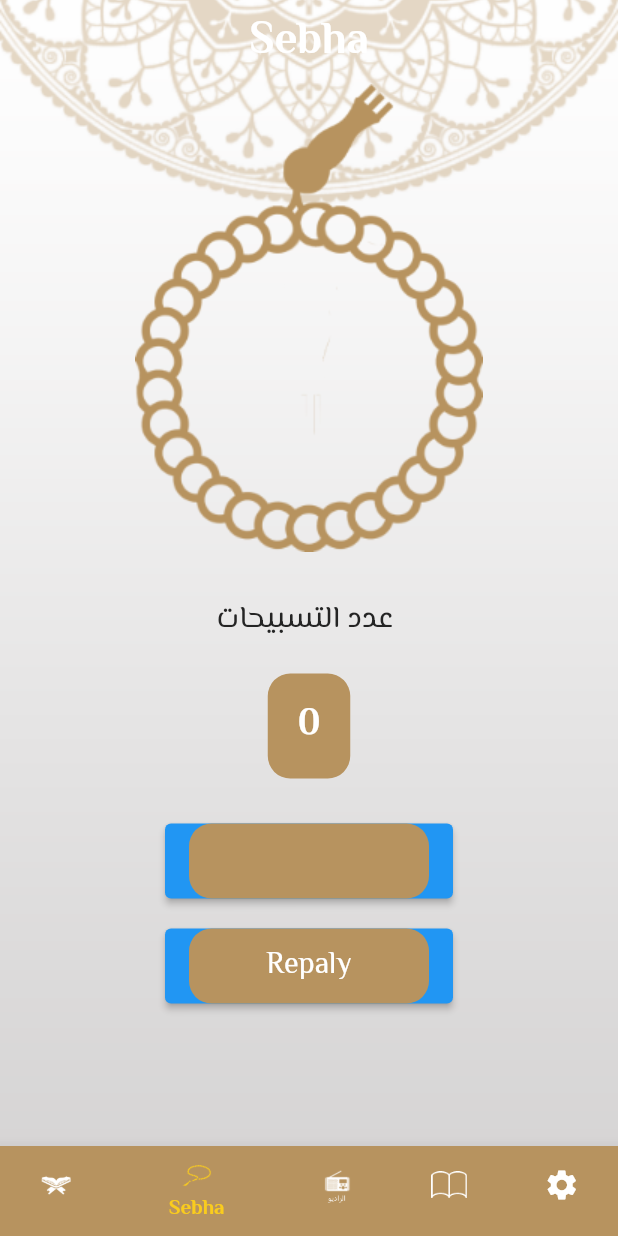
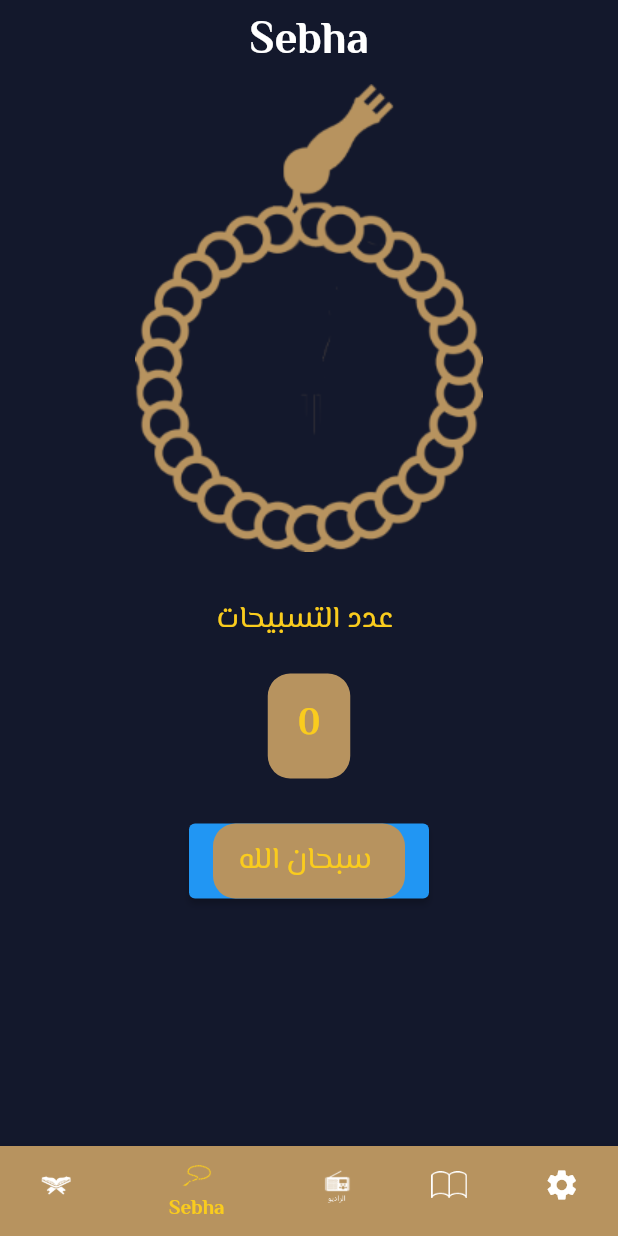
Before and after one commit to osamaromeh10/islamiapp, a Flutter app: the screen it shows after launch, item 2 of the bottom bar chosen, on a phone screen of 412 x 824 dp. Run offline on Flutter 3.47's test engine with Material 2 defaults, Android fonts, the phone set to English and light mode, and no system bars; our stand-ins replace google_fonts, shared_preferences.

Commit message:
add dark theme and enable this Finish Dark Mode Install Dark mode and made a switch between Themes on my app complete 90% of Themeing My Application

```diff
--- a/lib/home.dart
+++ b/lib/home.dart
@@ -30,6 +30,7 @@ class _HomeScreenState extends State<HomeScreen> {
     return Stack(children: [
       Image.asset(
         "assets/images/background.png",
+
         width: double.infinity,
         height: double.infinity,
         fit: BoxFit.cover,
--- a/lib/my_Theme_Data.dart
+++ b/lib/my_Theme_Data.dart
@@ -1,6 +1,5 @@
 import 'package:flutter/material.dart';
 import 'package:google_fonts/google_fonts.dart';
-import 'package:shared_preferences/shared_preferences.dart';
 
 class MyThemeData {
   static Color PrimaryColor=Color(0xffB7935f);
@@ -50,7 +49,8 @@ class MyThemeData {
 
   );
   static ThemeData dark = ThemeData(
-      scaffoldBackgroundColor: Colors.transparent,
+      scaffoldBackgroundColor: MyThemeData.PrimaryColorDark,
+
       appBarTheme:  AppBarTheme(
         iconTheme: IconThemeData(color: PrimaryColorDark,),
         color: Colors.transparent,
@@ -64,7 +64,7 @@ class MyThemeData {
           fontWeight: FontWeight.w400,
         ),
         bodyMedium: GoogleFonts.elMessiri(
-          color:whiteColor,
+          color:MyThemeData.YellowColor,
           fontSize: 25,
           fontWeight: FontWeight.w700,
         ),
--- a/lib/tabs/Toggle between Themes.dart
+++ b/lib/tabs/Toggle between Themes.dart
@@ -3,12 +3,11 @@ import 'package:shared_preferences/shared_preferences.dart';
 
 class ThemeNotifier extends ChangeNotifier
 {
-
-
   final String Key="Theme";
   late SharedPreferences prefs;
   late bool _darkTheme;
-  ThemeNotifier() {
+  ThemeNotifier()
+  {
     _darkTheme=true;
   }
   toggleTheme() {
--- a/lib/tabs/ahadeth_details.dart
+++ b/lib/tabs/ahadeth_details.dart
@@ -9,12 +9,8 @@ class AhadethDetails extends StatelessWidget {
       decoration: BoxDecoration(
           image: DecorationImage(
             image: AssetImage("assets/images/background.png"),
-
-
-
             fit: BoxFit.cover,
           ),
-
       ),
     );
   }
--- a/lib/tabs/radio_tab.dart
+++ b/lib/tabs/radio_tab.dart
@@ -1,10 +1,8 @@
 import 'package:flutter/material.dart';
+import 'package:islami_app/my_Theme_Data.dart';
 
 class RadioTab extends StatelessWidget {
   const RadioTab({super.key});
-
-
-
   @override
   Widget build(BuildContext context) {
     return
@@ -19,7 +17,7 @@ class RadioTab extends StatelessWidget {
             SizedBox(height: 15.0),
             Text("إذاعه القراءن الكريم",style: Theme.of(context).textTheme.bodySmall,),
             SizedBox(height: 35.0),
-            Image.asset("assets/images/Group 5.png",height: 30,width: 160),
+            Image.asset("assets/images/Group 5.png",color: MyThemeData.YellowColor,height: 30,width: 160),
           ],
         ),
       ),
--- a/lib/tabs/sebha_tab.dart
+++ b/lib/tabs/sebha_tab.dart
@@ -8,71 +8,58 @@ class SebhaTab extends StatefulWidget {
 
 class _SebhaTabState extends State<SebhaTab> {
   int num=0;
-
-
 String tasabeh=" ";
-
   @override
   Widget build(BuildContext context) {
     return
       Center(
       child: Column(
         children:[
-          Image.asset("assets/images/head_sebha.png"),
+          Image.asset("assets/images/head_sebha.png",color: MyThemeData.PrimaryColor),
           SizedBox(height:30.0),
           Text("عدد التسبيحات ",
-              style: Theme.of(context).textTheme.bodySmall!.copyWith(color:MyThemeData.BlackColor)
+              style: Theme.of(context).textTheme.bodySmall!
           ),
           SizedBox(height: 20.0),
 
 
         Container
-          (height: 70,
+          (
+            height: 70,
             width: 55,
-
-            decoration: BoxDecoration(borderRadius: BorderRadius.circular(15.0),color: MyThemeData.PrimaryColor,),
+            decoration: BoxDecoration(borderRadius: BorderRadius.circular(15.0),
+              color: MyThemeData.PrimaryColor,
+            ),
             child: Center(child: Text("$num",)
 
         )
         ),
         SizedBox(height: 30.0),
-        ElevatedButton(
+        Container(
+            height: 50,
+            width: 160,
+          child: ElevatedButton(
             onPressed: () {
               num++;
               setState(() {
               });
 
-
-
             },
-          child: Container(
+            child:
+            Container(
                 height: 50,
                 width: 160,
-              decoration: BoxDecoration(borderRadius: BorderRadius.circular(15.0),color: MyThemeData.PrimaryColor,),
-              child: Center(child: Text(tasabeh,
-                style: Theme.of(context).textTheme.bodySmall!.copyWith(color: Colors.white),
+                decoration: BoxDecoration(borderRadius: BorderRadius.circular(15.0),
+                  color: MyThemeData.PrimaryColor,
+                ),
+                child: Center(child: Text("سبحان الله ",
+                  style: Theme.of(context).textTheme.bodySmall!,
                 )
             )
             ),
           ),
-        SizedBox(height: 20,),
-        ElevatedButton(
-          onPressed: () {
+        ),
 
-
-
-
-          },
-          child: Container(
-              height: 50,
-              width: 160,
-              decoration: BoxDecoration(borderRadius: BorderRadius.circular(15.0),color: MyThemeData.PrimaryColor,),
-              child: Center(child: Text("Repaly",
-                style: Theme.of(context).textTheme.bodySmall!.copyWith(color: Colors.white),
-              )
-          )
-          ),
-        ),
 
 
 
--- a/lib/tabs/settings_tab.dart
+++ b/lib/tabs/settings_tab.dart
@@ -5,7 +5,6 @@ import 'package:provider/provider.dart';
 
 class SettingTab extends StatelessWidget {
   const SettingTab({super.key});
-
   @override
   Widget build(BuildContext context) {
     return Container(
--- a/lib/tabs/srua_details.dart
+++ b/lib/tabs/srua_details.dart
@@ -33,9 +33,8 @@ class _SruaDetailsScreenState extends State<SruaDetailsScreen> {
         appBar: AppBar(
             title: Text(
           args.Name,
-          style: Theme.of(context).textTheme.bodyMedium!.copyWith(
-                color: MyThemeData.BlackColor,
-              ),
+          style: Theme.of(context).textTheme.bodyMedium!
+
         )
         ),
         body: Padding(
```
Also changed, not shown: lib/tabs/ahadeth_tab.dart (+1 -8 lines), lib/tabs/quarn_tab.dart (+5 -7 lines). Lines whose indentation alone changed are shown as unchanged.
